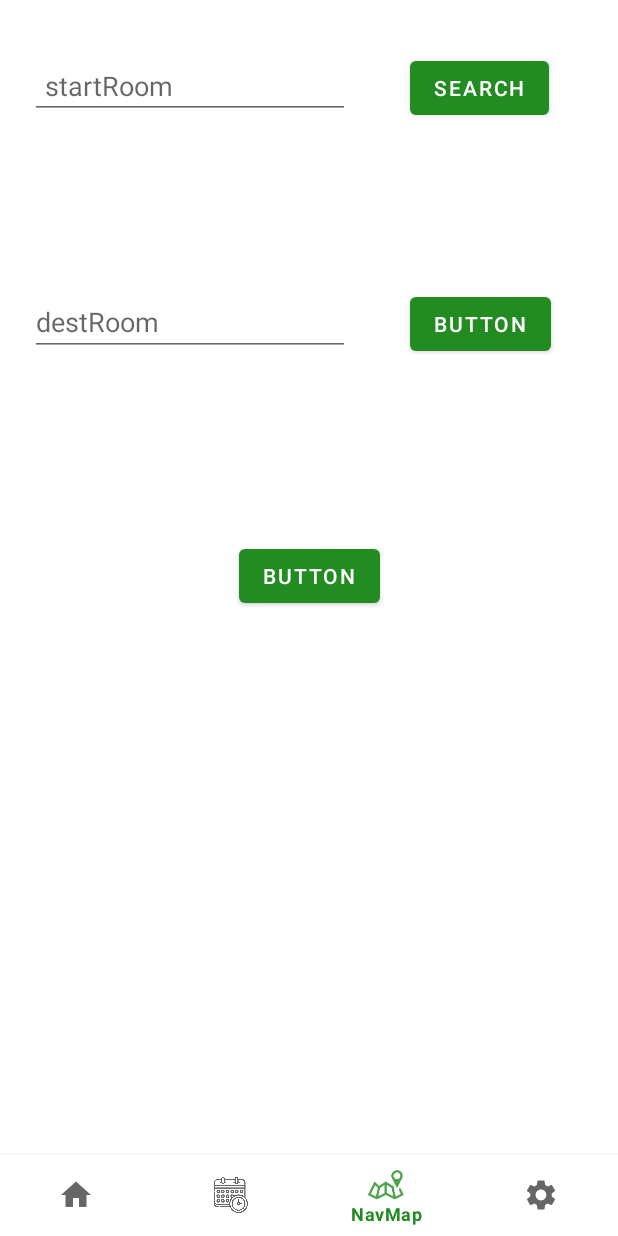
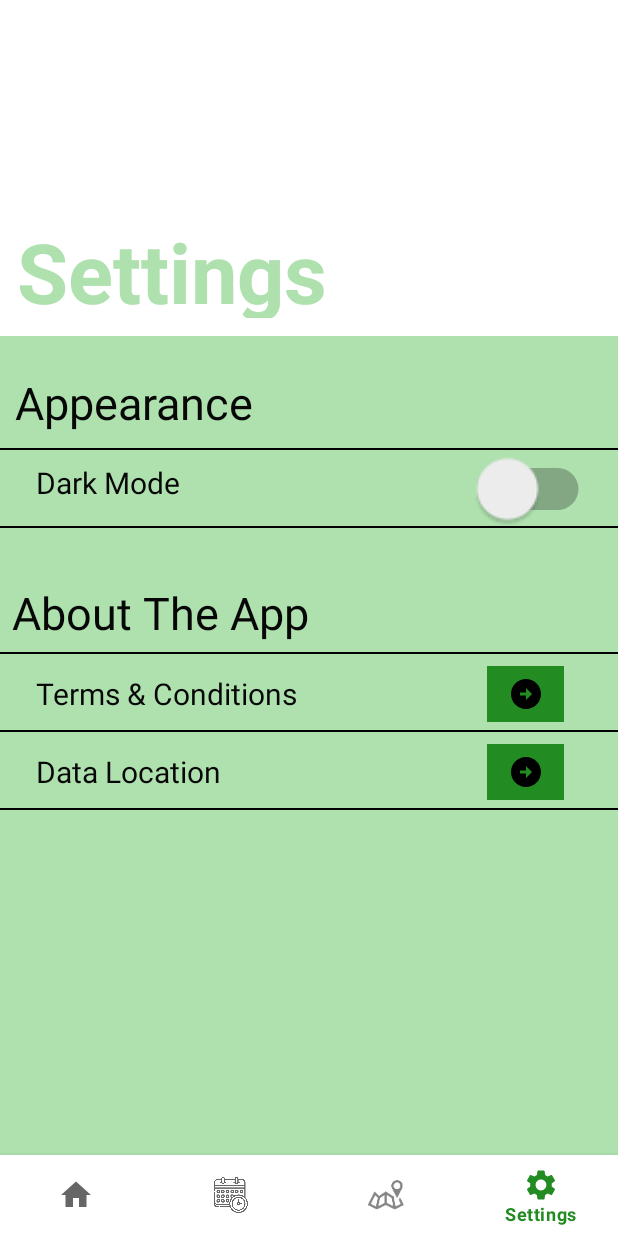
Before and after one commit to GaelHCH/WJCampus, an Android app: the screen it shows after launch (MainActivity), item 4 of the bottom bar chosen, on a phone screen of 412 x 824 dp. Run offline under Robolectric (Android 15) with nearby library versions, the phone set to English and light mode, and no system bars; Roboto replaces fonts that are not available here.

Commit message:
First Settings Screen commit

```diff
--- a/app/src/main/java/com/example/wjcampus/ui/Naviation/ui/main/MainActivity.java
+++ b/app/src/main/java/com/example/wjcampus/ui/Naviation/ui/main/MainActivity.java
@@ -9,6 +9,7 @@ import com.example.wjcampus.ui.home.HomeFragment;
 import com.example.wjcampus.ui.map.MapFragment;
 import com.example.wjcampus.ui.schedule.AllSchedulesFragment;
 import com.example.wjcampus.ui.schedule.ScheduleFragment;
+import com.example.wjcampus.ui.settings.SettingsFragment;
 import com.google.android.material.bottomnavigation.BottomNavigationView;
 import com.google.android.material.navigation.NavigationBarView;
 
@@ -25,6 +26,7 @@ public class MainActivity extends AppCompatActivity {
     HomeFragment homeFragment = new HomeFragment();
     MapFragment mapFragment = new MapFragment();
     ScheduleFragment scheduleFragment = new ScheduleFragment();
+    SettingsFragment settingsFragment = new SettingsFragment();
 
     public FragmentManager fragmentManager = getSupportFragmentManager();
 
@@ -75,6 +77,10 @@ public class MainActivity extends AppCompatActivity {
                     getSupportFragmentManager().beginTransaction().replace(R.id.container, scheduleFragment).commit();
                     return true;
                 }
+                else if (id==R.id.settings) {
+                    getSupportFragmentManager().beginTransaction().replace(R.id.container, settingsFragment).commit();
+                    return true;
+                }
 
 
 //                switch (item.getItemId()) {
--- /dev/null
+++ b/app/src/main/java/com/example/wjcampus/ui/settings/SettingsFragment.java
@@ -0,0 +1,59 @@
+package com.example.wjcampus.ui.settings;
+
+import android.os.Bundle;
+
+import androidx.appcompat.app.AppCompatDelegate;
+import androidx.fragment.app.Fragment;
+
+import android.view.LayoutInflater;
+import android.view.View;
+import android.view.ViewGroup;
+import android.widget.Button;
+
+import com.example.wjcampus.R;
+import com.example.wjcampus.databinding.FragmentMapBinding;
+import com.example.wjcampus.ui.schedule.AllSchedulesFragment;
+import com.google.android.material.bottomnavigation.BottomNavigationView;
+
+public class SettingsFragment extends Fragment {
+
+    private FragmentMapBinding binding;
+    private boolean isDarkModeOn = false;
+
+    @Override
+    public View onCreateView(LayoutInflater inflater, ViewGroup container,
+                             Bundle savedInstanceState) {
+
+        binding = FragmentMapBinding.inflate(inflater, container, false);
+        View root = binding.getRoot();
+
+        // Inflate the layout for this fragment
+        return inflater.inflate(R.layout.fragment_settings, container, false);
+    }
+
+    @Override
+    public void onViewCreated (View view, Bundle savedInstanceState) {
+        super.onViewCreated(view, savedInstanceState);
+
+        //Setting the dark mode button action
+        int darkModeBtnID = getResources().getIdentifier("darkModeBTN", "id", getContext().getPackageName());
+        View darkModeView = view.findViewById(darkModeBtnID);
+
+        darkModeView.setOnClickListener(new View.OnClickListener() {
+            @Override
+            public void onClick(View v) {
+//                System.out.println("Dark Mode switch works");
+                if (isDarkModeOn) {
+                    System.out.println("Dark Mode switch condition - Turn OFF");
+                    AppCompatDelegate.setDefaultNightMode(AppCompatDelegate.MODE_NIGHT_NO);
+                    isDarkModeOn = false;
+                }
+                else {
+                    System.out.println("Dark Mode switch condition - Turn ON");
+                    AppCompatDelegate.setDefaultNightMode(AppCompatDelegate.MODE_NIGHT_YES);
+                    isDarkModeOn = true;
+                }
+            }
+        });
+    }
+}
--- /dev/null
+++ b/app/src/main/res/layout/fragment_settings.xml
@@ -0,0 +1,196 @@
+<?xml version="1.0" encoding="utf-8"?>
+<androidx.constraintlayout.widget.ConstraintLayout xmlns:android="http://schemas.android.com/apk/res/android"
+    android:id="@+id/settingsMainContainer"
+    xmlns:app="http://schemas.android.com/apk/res-auto"
+    xmlns:tools="http://schemas.android.com/tools"
+    android:layout_width="match_parent"
+    android:layout_height="match_parent"
+    tools:context=".ui.settings.SettingsFragment">
+
+
+    <androidx.constraintlayout.widget.ConstraintLayout
+        android:id="@+id/settingsSecondContainer"
+        android:layout_width="match_parent"
+        android:layout_height="600dp"
+
+        android:background="@color/celadon"
+        app:layout_constraintBottom_toBottomOf="parent"
+        app:layout_constraintEnd_toEndOf="parent"
+        app:layout_constraintHorizontal_bias="0.0"
+        app:layout_constraintStart_toStartOf="parent"
+        app:layout_constraintTop_toTopOf="parent"
+        app:layout_constraintVertical_bias="1.0">
+
+        <TextView
+            android:id="@+id/appearanceLBL"
+            android:layout_width="175dp"
+            android:layout_height="40dp"
+            android:layout_marginStart="10dp"
+            android:layout_marginTop="24dp"
+            android:text="Appearance"
+            android:textColor="#070707"
+            android:textSize="30sp"
+            app:layout_constraintStart_toStartOf="parent"
+            app:layout_constraintTop_toTopOf="parent" />
+
+        <FrameLayout
+            android:id="@+id/divider1"
+            android:layout_width="match_parent"
+            android:layout_height="1dp"
+            android:layout_marginBottom="524dp"
+            android:background="@color/black"
+            app:layout_constraintBottom_toBottomOf="parent"
+            app:layout_constraintEnd_toEndOf="parent"
+            app:layout_constraintHorizontal_bias="0.0"
+            app:layout_constraintStart_toStartOf="parent"></FrameLayout>
+
+        <FrameLayout
+            android:id="@+id/divider2"
+            android:layout_width="match_parent"
+            android:layout_height="1dp"
+            android:layout_marginBottom="472dp"
+            android:background="@color/black"
+            app:layout_constraintBottom_toBottomOf="parent"
+            app:layout_constraintEnd_toEndOf="parent"
+            app:layout_constraintHorizontal_bias="0.0"
+            app:layout_constraintStart_toStartOf="parent"></FrameLayout>
+
+        <TextView
+            android:id="@+id/themeChangeLBL"
+            android:layout_width="wrap_content"
+            android:layout_height="wrap_content"
+            android:layout_marginStart="24dp"
+            android:text="Dark Mode"
+            android:textColor="#070707"
+            android:textSize="20sp"
+            app:layout_constraintBottom_toTopOf="@+id/divider2"
+
+            app:layout_constraintStart_toStartOf="parent"
+            app:layout_constraintTop_toBottomOf="@+id/divider1"
+            app:layout_constraintVertical_bias="0.333" />
+
+        <Switch
+            android:id="@+id/darkModeBTN"
+            android:layout_width="62dp"
+            android:layout_height="53dp"
+            android:layout_marginEnd="36dp"
+            android:scaleX="2"
+            android:scaleY="2"
+            app:layout_constraintBottom_toTopOf="@id/divider2"
+            app:layout_constraintEnd_toEndOf="parent"
+            app:layout_constraintTop_toBottomOf="@+id/divider1" />
+
+        <TextView
+            android:id="@+id/abtTheAppLBL"
+            android:layout_width="224dp"
+            android:layout_height="44dp"
+            android:layout_marginStart="8dp"
+            android:layout_marginTop="36dp"
+            android:text="About The App"
+            android:textColor="#070707"
+            android:textSize="30sp"
+            app:layout_constraintStart_toStartOf="parent"
+            app:layout_constraintTop_toBottomOf="@id/divider2" />
+
+        <FrameLayout
+            android:id="@+id/divider3"
+            android:layout_width="match_parent"
+            android:layout_height="1dp"
+            android:layout_marginBottom="388dp"
+            android:background="@color/black"
+            app:layout_constraintBottom_toBottomOf="parent"
+            app:layout_constraintEnd_toEndOf="parent"
+            app:layout_constraintHorizontal_bias="1.0"
+            app:layout_constraintStart_toStartOf="parent"></FrameLayout>
+
+        <FrameLayout
+            android:id="@+id/divider4"
+            android:layout_width="match_parent"
+            android:layout_height="1dp"
+            android:layout_marginBottom="336dp"
+            android:background="@color/black"
+            app:layout_constraintBottom_toBottomOf="parent"
+            app:layout_constraintEnd_toEndOf="parent"
+            app:layout_constraintHorizontal_bias="0.0"
+            app:layout_constraintStart_toStartOf="parent"></FrameLayout>
+
+        <TextView
+            android:id="@+id/termsAndCondLBL"
+            android:layout_width="wrap_content"
+            android:layout_height="wrap_content"
+            android:layout_marginStart="24dp"
+            android:text="Terms &amp; Conditions"
+            android:textColor="#070707"
+            android:textSize="20sp"
+            app:layout_constraintBottom_toTopOf="@+id/divider4"
+            app:layout_constraintStart_toStartOf="parent"
+            app:layout_constraintTop_toBottomOf="@+id/divider3"
+            app:layout_constraintVertical_bias="0.541" />
+
+        <ImageButton
+            android:id="@+id/termsAndCondBTN"
+            android:layout_width="51dp"
+            android:layout_height="37dp"
+            android:layout_marginEnd="36dp"
+            android:layout_marginBottom="5dp"
+            android:background="#228B22"
+            android:src="@drawable/baseline_arrow_circle_right_24"
+            app:layout_constraintBottom_toTopOf="@+id/divider4"
+            app:layout_constraintEnd_toEndOf="parent"
+            app:layout_constraintTop_toBottomOf="@+id/divider3"
+            app:layout_constraintVertical_bias="1.0" />
+
+        <FrameLayout
+            android:id="@+id/divider5"
+            android:layout_width="match_parent"
+            android:layout_height="1dp"
+            android:layout_marginBottom="284dp"
+            android:background="@color/black"
+            app:layout_constraintBottom_toBottomOf="parent"
+            app:layout_constraintEnd_toEndOf="parent"
+            app:layout_constraintHorizontal_bias="0.0"
+            app:layout_constraintStart_toStartOf="parent"></FrameLayout>
+
+        <TextView
+            android:id="@+id/dataLocationLBL"
+            android:layout_width="wrap_content"
+            android:layout_height="wrap_content"
+            android:layout_marginStart="24dp"
+            android:text="Data Location"
+            android:textColor="#070707"
+            android:textSize="20sp"
+            app:layout_constraintBottom_toTopOf="@+id/divider5"
+            app:layout_constraintStart_toStartOf="parent"
+            app:layout_constraintTop_toBottomOf="@+id/divider4"
+            app:layout_constraintVertical_bias="0.541"/>
+
+        <ImageButton
+            android:id="@+id/dataLocationBTN"
+            android:layout_width="51dp"
+            android:layout_height="37dp"
+            android:layout_marginEnd="36dp"
+            android:layout_marginBottom="5dp"
+            android:background="#228B22"
+            android:src="@drawable/baseline_arrow_circle_right_24"
+            app:layout_constraintBottom_toTopOf="@+id/divider5"
+            app:layout_constraintEnd_toEndOf="parent"
+            app:layout_constraintTop_toBottomOf="@+id/divider4"
+            app:layout_constraintVertical_bias="1.0" />
+
+    </androidx.constraintlayout.widget.ConstraintLayout>
+
+    <TextView
+        android:id="@+id/textView"
+        android:layout_width="229dp"
+        android:layout_height="68dp"
+        android:layout_marginBottom="12dp"
+        android:text="Settings"
+        android:textAlignment="center"
+        android:textColor="#AFE1AF"
+        android:textSize="55sp"
+        android:textStyle="bold"
+        app:layout_constraintBottom_toTopOf="@+id/settingsSecondContainer"
+        app:layout_constraintEnd_toEndOf="parent"
+        app:layout_constraintHorizontal_bias="0.0"
+        app:layout_constraintStart_toStartOf="parent" />
+</androidx.constraintlayout.widget.ConstraintLayout>
--- a/app/src/main/res/values/strings.xml
+++ b/app/src/main/res/values/strings.xml
@@ -6,6 +6,7 @@
     <color name="celadon">#AFE1AF</color>
     <color name="LincolnGreen">#478778</color>
     <color name="ForestGreen">#228B22</color>
+    <color name="GreyTint">#D1D0D0</color>
     <!-- TODO: Remove or change this placeholder text -->
     <string name="hello_blank_fragment">Hello blank fragment</string>
 </resources>
```
Also changed, not shown: app/src/main/res/layout/fragment_map.xml (+94 -16 lines).
